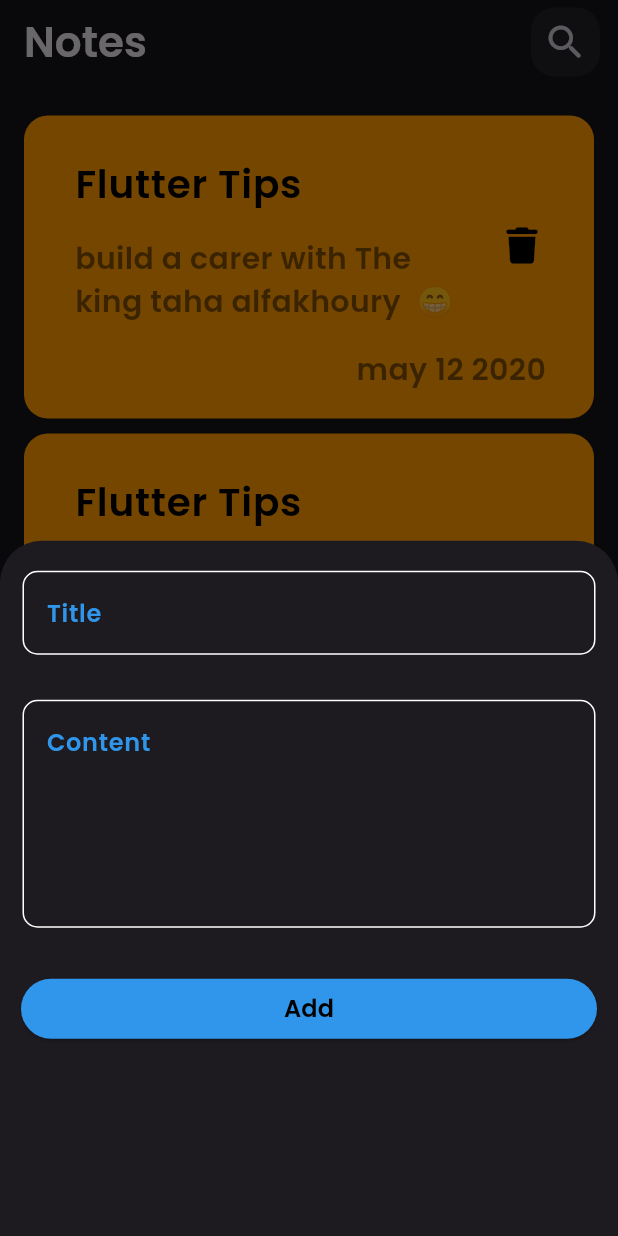
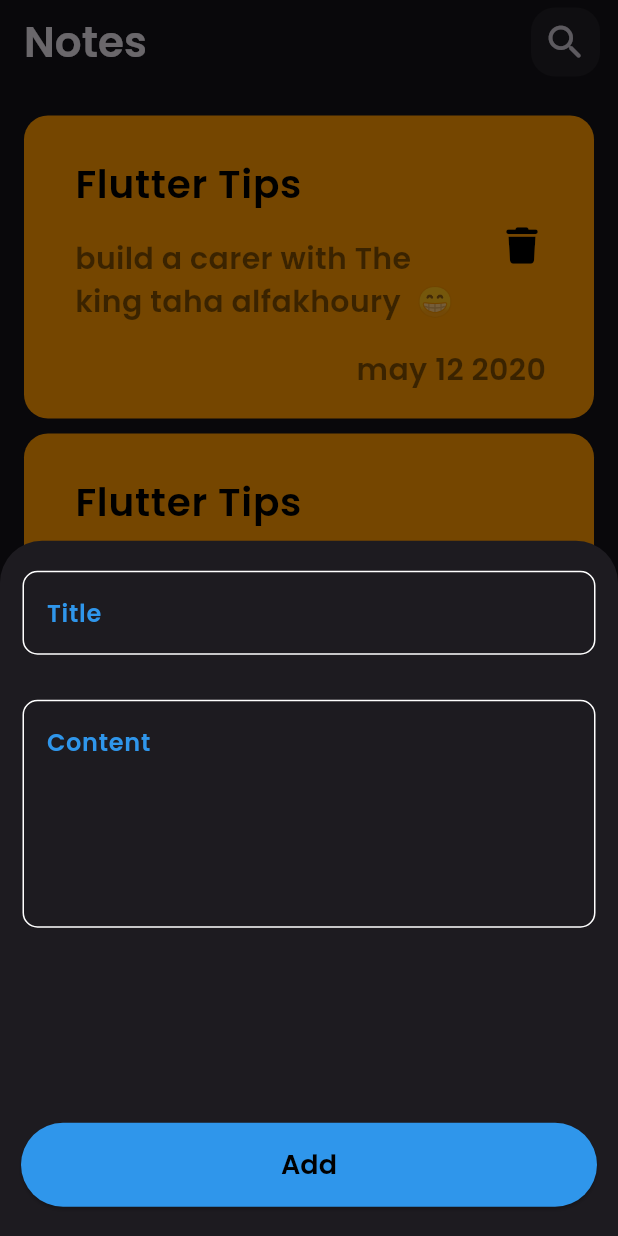
Before and after one commit to Taha12aas/note_a, a Flutter app: the screen it shows after launch, after a tap on the "add" icon, on a phone screen of 412 x 824 dp. Run offline on Flutter 3.47's test engine with Material 3 defaults, Android fonts, the phone set to English and light mode, and no system bars; our stand-ins replace font_awesome_flutter.

Commit message:
edit note view

```diff
--- a/lib/widgets/Note_Item.dart
+++ b/lib/widgets/Note_Item.dart
@@ -1,13 +1,22 @@
 // ignore: file_names
 import 'package:flutter/material.dart';
 import 'package:font_awesome_flutter/font_awesome_flutter.dart';
+import 'package:note/views/edit_note_view.dart';
 
 class NoteItem extends StatelessWidget {
   const NoteItem({super.key});
 
   @override
   Widget build(BuildContext context) {
-    return Padding(
+    return GestureDetector(
+      onTap: () {
+        Navigator.push(context, MaterialPageRoute(
+          builder: (context) {
+            return const EditNoteViwe();
+          },
+        ));
+      },
+      child: Padding(
         padding: const EdgeInsets.symmetric(horizontal: 16, vertical: 5),
         child: Column(
           children: [
@@ -30,7 +39,8 @@ class NoteItem extends StatelessWidget {
                         child: Text(
                           "build a carer with The king taha alfakhoury  😁 ",
                           style: TextStyle(
-                            fontSize: 20, color: Colors.black.withOpacity(0.5)),
+                              fontSize: 20,
+                              color: Colors.black.withOpacity(0.5)),
                         ),
                       ),
                       trailing: IconButton(
@@ -53,6 +63,7 @@ class NoteItem extends StatelessWidget {
             ),
           ],
         ),
+      ),
     );
   }
 }
--- a/lib/widgets/add_note_bottom_sheet.dart
+++ b/lib/widgets/add_note_bottom_sheet.dart
@@ -29,7 +29,7 @@ class AddNoteBottomSheet extends StatelessWidget {
         ),
       ),
       Padding(
-        padding: EdgeInsets.symmetric(horizontal: 14),
+        padding: EdgeInsets.only(top: 100, right: 14, left: 14, bottom: 5),
         child: CustomButton(),
       )
     ]);
--- a/lib/widgets/custom_button.dart
+++ b/lib/widgets/custom_button.dart
@@ -10,14 +10,13 @@ class CustomButton extends StatelessWidget {
   Widget build(BuildContext context) {
     return ElevatedButton(
         style: const ButtonStyle(
+            padding: MaterialStatePropertyAll(EdgeInsets.all(15)),
             backgroundColor: MaterialStatePropertyAll(kPrimaryColor)),
         onPressed: () {},
         child: const Text(
           'Add',
           style: TextStyle(
-              color: Colors.black,
-              fontSize: 16,
-              fontWeight: FontWeight.bold),
+              color: Colors.black, fontSize: 18, fontWeight: FontWeight.bold),
         ));
   }
 }
```
Also changed, not shown: lib/views/edit_note_view.dart (added, +11 -0 lines). Lines whose indentation alone changed are shown as unchanged.
